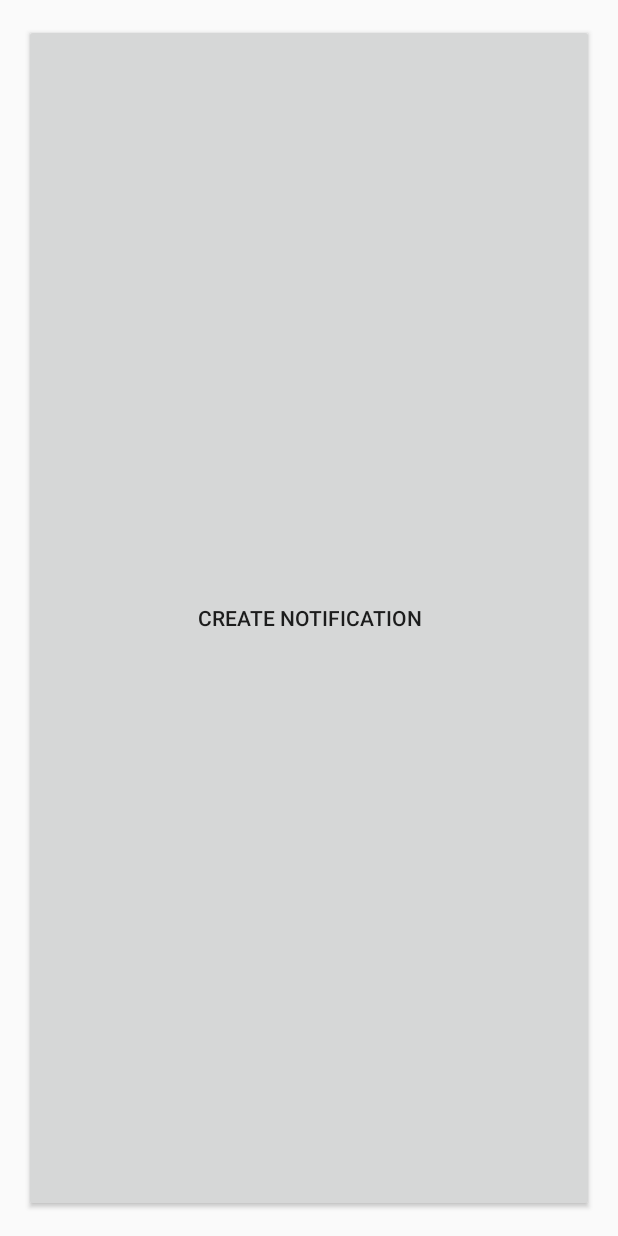
After one commit to OskarJJ/MonkeymondayZ, an Android app: the NotificationActivity screen opened directly, with no data from a screen before it, on a phone screen of 412 x 824 dp. The commit adds this screen. Run offline under Robolectric (Android 15) with nearby library versions, the phone set to English and light mode, and no system bars.

Commit message:
Here comes some notification activity

```diff
--- a/app/src/main/java/nu/fml/monkeymondayz/LightActivity.java
+++ b/app/src/main/java/nu/fml/monkeymondayz/LightActivity.java
@@ -81,11 +81,9 @@ public class LightActivity extends Activity implements SensorEventListener {
         mSensorManager.registerListener(this, mLightSensor,
                 SensorManager.SENSOR_DELAY_FASTEST);
     }
-
     @Override
     protected void onPause() {
         mSensorManager.unregisterListener(this);
         super.onPause();
     }
-
 }
--- /dev/null
+++ b/app/src/main/res/layout/activity_notification.xml
@@ -0,0 +1,16 @@
+<RelativeLayout xmlns:android="http://schemas.android.com/apk/res/android"
+    xmlns:tools="http://schemas.android.com/tools" android:layout_width="match_parent"
+    android:layout_height="match_parent" android:paddingLeft="@dimen/activity_horizontal_margin"
+    android:paddingRight="@dimen/activity_horizontal_margin"
+    android:paddingTop="@dimen/activity_vertical_margin"
+    android:paddingBottom="@dimen/activity_vertical_margin"
+    tools:context="nu.fml.monkeymondayz.NotificationActivity">
+
+    <Button
+        android:id="@+id/button1"
+        android:layout_width="match_parent"
+        android:layout_height="match_parent"
+        android:onClick="createNotification"
+        android:text="Create Notification" >
+    </Button>
+</RelativeLayout>
--- /dev/null
+++ b/app/src/main/res/menu/menu_notification.xml
@@ -0,0 +1,7 @@
+<menu xmlns:android="http://schemas.android.com/apk/res/android"
+    xmlns:app="http://schemas.android.com/apk/res-auto"
+    xmlns:tools="http://schemas.android.com/tools"
+    tools:context="nu.fml.monkeymondayz.NotificationActivity">
+    <item android:id="@+id/action_settings" android:title="@string/action_settings"
+        android:orderInCategory="100" app:showAsAction="never" />
+</menu>
--- a/app/src/main/res/values/strings.xml
+++ b/app/src/main/res/values/strings.xml
@@ -7,4 +7,5 @@
     <string name="title_activity_accel">ACCELActivity</string>
     <string name="title_activity_gps_map">GpsMapActivity</string>
     <string name="title_activity_light">LightActivity</string>
+    <string name="title_activity_notification">NotificationActivity</string>
 </resources>
```
Also changed, not shown: app/src/main/AndroidManifest.xml (+29 -12 lines), app/src/main/java/nu/fml/monkeymondayz/MainActivity.java (+6 -1 lines), app/src/main/java/nu/fml/monkeymondayz/NotificationActivity.java (added, +66 -0 lines), app/src/main/res/layout/activity_main.xml (+9 -0 lines), 7 other files.
